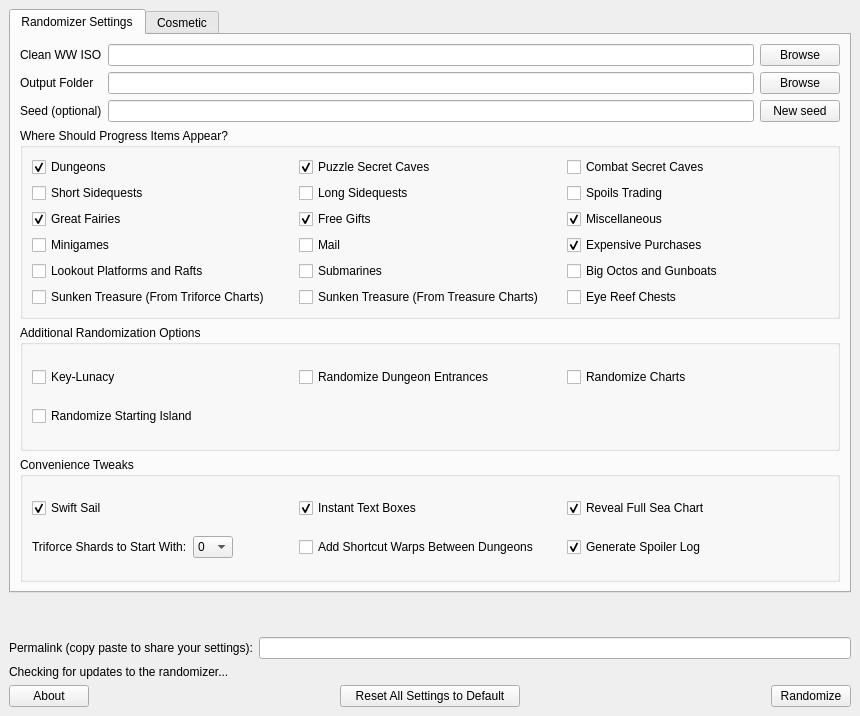
First picture: the form in ui/randomizer_window.ui, repository LagoLunatic/wwrando, before the edit.
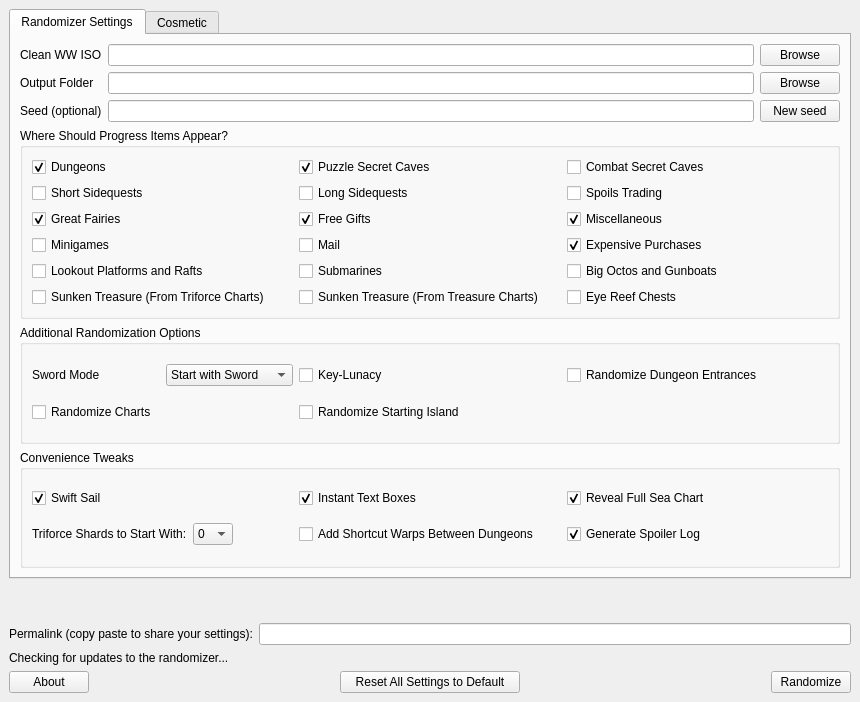
Second picture: the form after the edit.

Commit message: Add sword mode placeholder to UI, fix how permalink handles dropdowns

The edit to the form file:
```diff
--- a/ui/randomizer_window.ui
+++ b/ui/randomizer_window.ui
@@ -7,7 +7,7 @@
     <x>0</x>
     <y>0</y>
     <width>860</width>
-    <height>716</height>
+    <height>702</height>
    </rect>
   </property>
   <property name="windowTitle">
@@ -29,7 +29,7 @@
          <x>0</x>
          <y>0</y>
          <width>838</width>
-         <height>564</height>
+         <height>550</height>
         </rect>
        </property>
        <layout class="QVBoxLayout" name="verticalLayout_4">
@@ -263,34 +263,64 @@
                <string>Additional Randomization Options</string>
               </property>
               <layout class="QGridLayout" name="gridLayout_3">
-               <item row="0" column="0">
-                <widget class="QCheckBox" name="keylunacy">
-                 <property name="text">
-                  <string>Key-Lunacy</string>
-                 </property>
-                </widget>
-               </item>
-               <item row="0" column="1">
-                <widget class="QCheckBox" name="randomize_dungeon_entrances">
-                 <property name="text">
-                  <string>Randomize Dungeon Entrances</string>
-                 </property>
-                </widget>
-               </item>
-               <item row="0" column="2">
-                <widget class="QCheckBox" name="randomize_charts">
-                 <property name="text">
-                  <string>Randomize Charts</string>
-                 </property>
-                </widget>
-               </item>
-               <item row="1" column="0">
+               <item row="1" column="1">
                 <widget class="QCheckBox" name="randomize_starting_island">
                  <property name="text">
                   <string>Randomize Starting Island</string>
                  </property>
                 </widget>
                </item>
+               <item row="1" column="0">
+                <widget class="QCheckBox" name="randomize_charts">
+                 <property name="text">
+                  <string>Randomize Charts</string>
+                 </property>
+                </widget>
+               </item>
+               <item row="0" column="2">
+                <widget class="QCheckBox" name="randomize_dungeon_entrances">
+                 <property name="text">
+                  <string>Randomize Dungeon Entrances</string>
+                 </property>
+                </widget>
+               </item>
+               <item row="0" column="1">
+                <widget class="QCheckBox" name="keylunacy">
+                 <property name="text">
+                  <string>Key-Lunacy</string>
+                 </property>
+                </widget>
+               </item>
+               <item row="0" column="0">
+                <layout class="QHBoxLayout" name="horizontalLayout_5">
+                 <item>
+                  <widget class="QLabel" name="label_for_sword_mode">
+                   <property name="text">
+                    <string>Sword Mode</string>
+                   </property>
+                  </widget>
+                 </item>
+                 <item>
+                  <widget class="QComboBox" name="sword_mode">
+                   <item>
+                    <property name="text">
+                     <string>Start with Sword</string>
+                    </property>
+                   </item>
+                   <item>
+                    <property name="text">
+                     <string>Swordless Start</string>
+                    </property>
+                   </item>
+                   <item>
+                    <property name="text">
+                     <string>Swordless</string>
+                    </property>
+                   </item>
+                  </widget>
+                 </item>
+                </layout>
+               </item>
               </layout>
              </widget>
             </item>
```
The commit also changes 3 other files.
